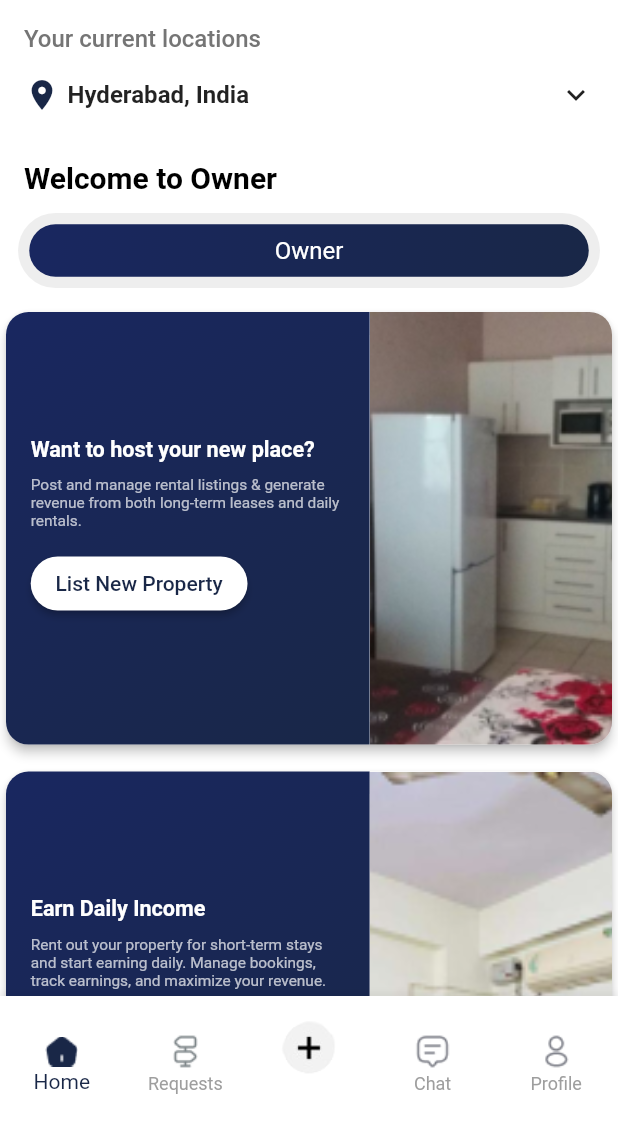
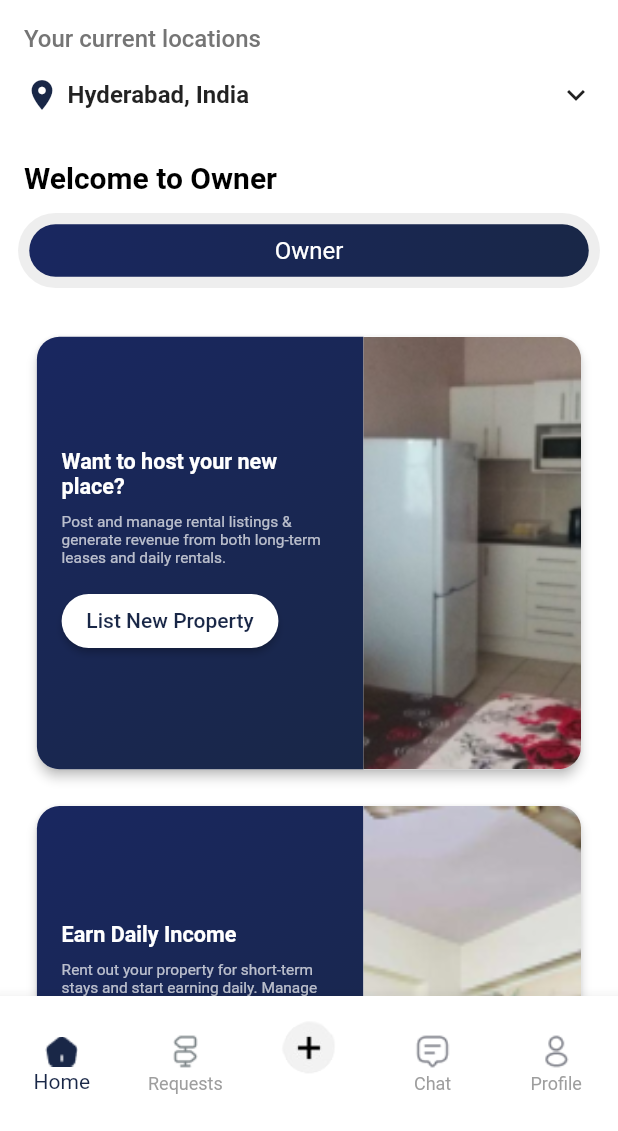
Before and after one commit to hammad4474/ToLet, a Flutter app: the HomeScreen screen opened directly, on a phone screen of 412 x 824 dp, the part 105-1236 px from its top. Run offline on Flutter 3.47's test engine with Material 3 defaults, Android fonts, the phone set to English and light mode, and no system bars; our stand-ins replace cloud_firestore, firebase_auth, firebase_core, firebase_storage, fluttertoast, get and 4 more; missing offline and left inert: email_otp; accounts and stored records are empty.

Commit message:
responsive

```diff
--- a/lib/screens/owner/home_screen.dart
+++ b/lib/screens/owner/home_screen.dart
@@ -217,29 +217,28 @@ class _HomeScreenState extends State<HomeScreen> {
                 // Property ListView
                Expanded(
   child: ListView(
+    padding: EdgeInsets.symmetric(
+        horizontal: MediaQuery.of(context).size.width * 0.05,
+        vertical: MediaQuery.of(context).size.height * 0.02), // Added vertical padding to ensure space
     children: [
       _buildPropertyCard(
         onTap: () {
-                          Get.to(() => ListPropertyScreen(),
-                              transition: Transition.fade);
+          Get.to(() => ListPropertyScreen(), transition: Transition.fade);
         },
         context: context,
-                        imageUrl: 'assets/images/home0.png',
-                        // Replace with actual image
+        imageUrl: 'assets/images/home0.png', // Replace with actual image
         title: 'Want to host your new place?',
         description:
             'Post and manage rental listings & generate revenue from both long-term leases and daily rentals.',
         buttonText: 'List New Property',
       ),
-                      SizedBox(height: 10), // Space between cards
+      SizedBox(height: MediaQuery.of(context).size.height * 0.02), // Responsive space between cards
       _buildPropertyCard(
         onTap: () {
-                          Get.to(() => PropertiesPanel(),
-                              transition: Transition.fade);
+          Get.to(() => PropertiesPanel(), transition: Transition.fade);
         },
         context: context,
-                        imageUrl: 'assets/images/home1.png',
-                        // Replace with actual image
+        imageUrl: 'assets/images/home1.png', // Replace with actual image
         title: 'Earn Daily Income',
         description:
             'Rent out your property for short-term stays and start earning daily. Manage bookings, track earnings, and maximize your revenue.',
@@ -248,6 +247,7 @@ class _HomeScreenState extends State<HomeScreen> {
     ],
   ),
 ),
+
               ],
             ),
           ),
```
Also changed, not shown: lib/screens/tenant/see_all_properties.dart (+33 -7 lines). Lines whose indentation alone changed are shown as unchanged.
